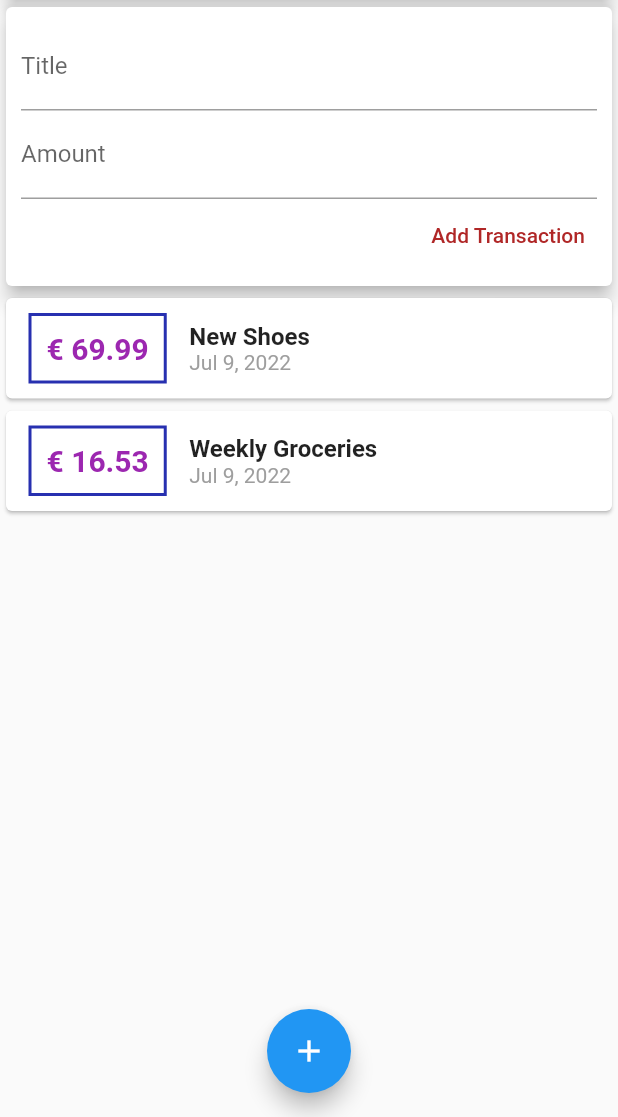
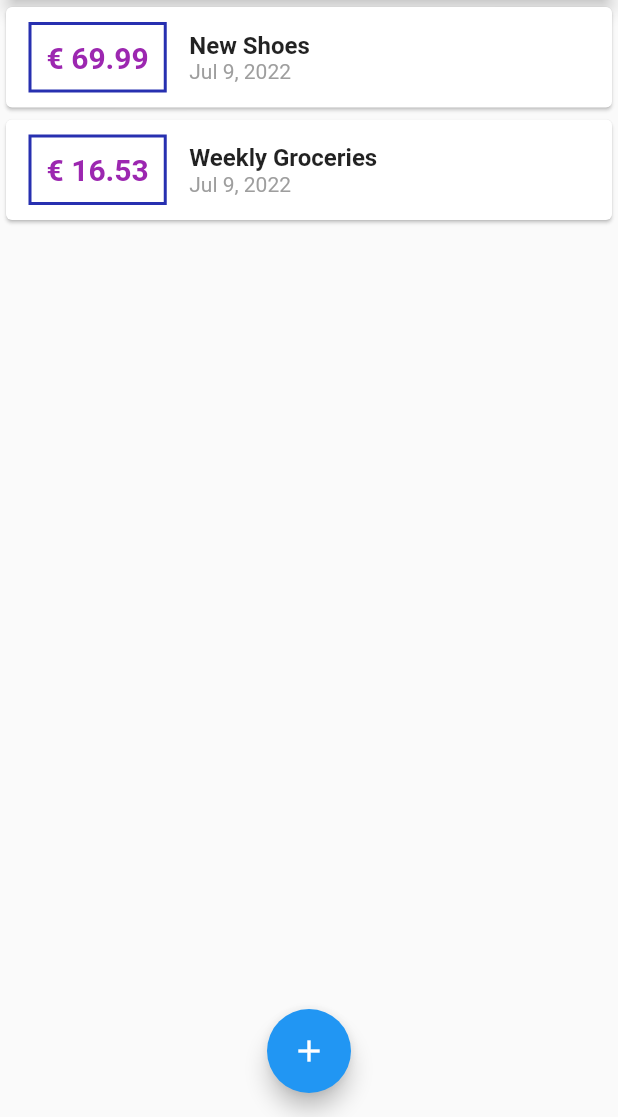
Before and after one commit to BenyNtb/flutter_expenses_app, a Flutter app: the screen it shows after launch, on a phone screen of 412 x 824 dp, the part 119-1236 px from its top. Run offline on Flutter 3.47's test engine with Material 2 defaults, Android fonts, the phone set to English and light mode, and no system bars.

```diff
--- a/lib/main.dart
+++ b/lib/main.dart
@@ -1,6 +1,9 @@
 import 'package:flutter/material.dart';
+import 'package:flutter_complete_guide/widgets/transaction_list.dart';
+import './widgets/new_transaction.dart';
 
-import './widgets/user_transactions.dart';
+import './widgets/transaction_list.dart';
+import './models/transaction.dart';
 
 void main() => runApp(MyApp());
 
@@ -14,11 +17,52 @@ class MyApp extends StatelessWidget {
   }
 }
 
-class MyHomePage extends StatelessWidget {
-  // String titleInput;
-  // String amountInput;
-  final titleController = TextEditingController();
-  final amountController = TextEditingController();
+class MyHomePage extends StatefulWidget {
+  @override
+  State<MyHomePage> createState() => _MyHomePageState();
+}
+
+class _MyHomePageState extends State<MyHomePage> {
+  final List<Transaction> _userTransactions = [
+    Transaction(
+      id: 't1',
+      title: 'New Shoes',
+      amount: 69.99,
+      date: DateTime.now(),
+    ),
+    Transaction(
+      id: 't2',
+      title: 'Weekly Groceries',
+      amount: 16.53,
+      date: DateTime.now(),
+    ),
+  ];
+
+  void _addNewTransaction(String txTitle, double txAmount) {
+    final newTx = Transaction(
+      title: txTitle,
+      amount: txAmount,
+      date: DateTime.now(),
+      id: DateTime.now().toString(),
+    );
+
+    setState(() {
+      _userTransactions.add(newTx);
+    });
+  }
+
+  void _startAddNewTransaction(BuildContext ctx) {
+    showModalBottomSheet(
+      context: ctx,
+      builder: (_) {
+        return GestureDetector(
+          onTap: () {},
+          child: NewTransaction(_addNewTransaction),
+          behavior: HitTestBehavior.opaque,
+        );
+      },
+    );
+  }
 
   @override
   Widget build(BuildContext context) {
@@ -28,7 +72,7 @@ class MyHomePage extends StatelessWidget {
         actions: <Widget>[
           IconButton(
             icon: Icon(Icons.add),
-            onPressed: () {},
+            onPressed: () => _startAddNewTransaction(context),
           ),
         ],
       ),
@@ -45,14 +89,14 @@ class MyHomePage extends StatelessWidget {
                 elevation: 5,
               ),
             ),
-            UserTransactions(),
+            TransactionList(_userTransactions),
           ],
         ),
       ),
       floatingActionButtonLocation: FloatingActionButtonLocation.centerFloat,
       floatingActionButton: FloatingActionButton(
         child: Icon(Icons.add),
-        onPressed: () {},
+        onPressed: () => _startAddNewTransaction(context),
       ),
     );
   }
--- a/lib/widgets/user_transactions.dart
+++ /dev/null
@@ -1,50 +0,0 @@
-import 'package:flutter/material.dart';
-
-import './new_transaction.dart';
-import './transaction_list.dart';
-import '../models/transaction.dart';
-
-class UserTransactions extends StatefulWidget {
-  @override
-  _UserTransactionsState createState() => _UserTransactionsState();
-}
-
-class _UserTransactionsState extends State<UserTransactions> {
-  final List<Transaction> _userTransactions = [
-    Transaction(
-      id: 't1',
-      title: 'New Shoes',
-      amount: 69.99,
-      date: DateTime.now(),
-    ),
-    Transaction(
-      id: 't2',
-      title: 'Weekly Groceries',
-      amount: 16.53,
-      date: DateTime.now(),
-    ),
-  ];
-
-  void _addNewTransaction(String txTitle, double txAmount) {
-    final newTx = Transaction(
-      title: txTitle,
-      amount: txAmount,
-      date: DateTime.now(),
-      id: DateTime.now().toString(),
-    );
-
-    setState(() {
-      _userTransactions.add(newTx);
-    });
-  }
-
-  @override
-  Widget build(BuildContext context) {
-    return Column(
-      children: <Widget>[
-        NewTransaction(_addNewTransaction),
-        TransactionList(_userTransactions),
-      ],
-    );
-  }
-}
```
